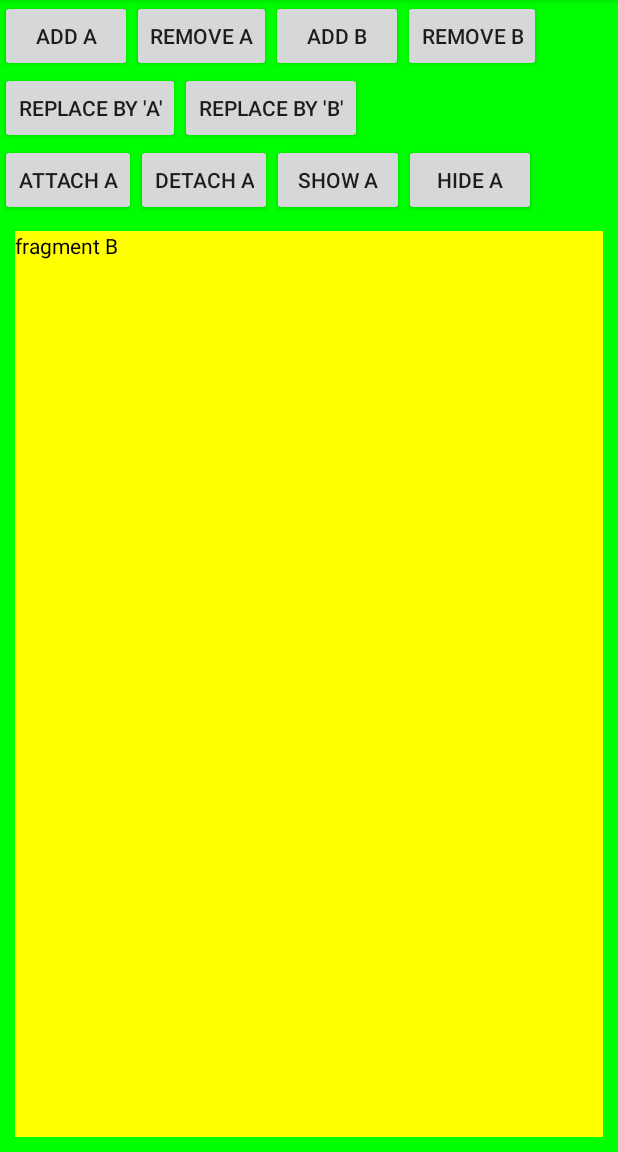
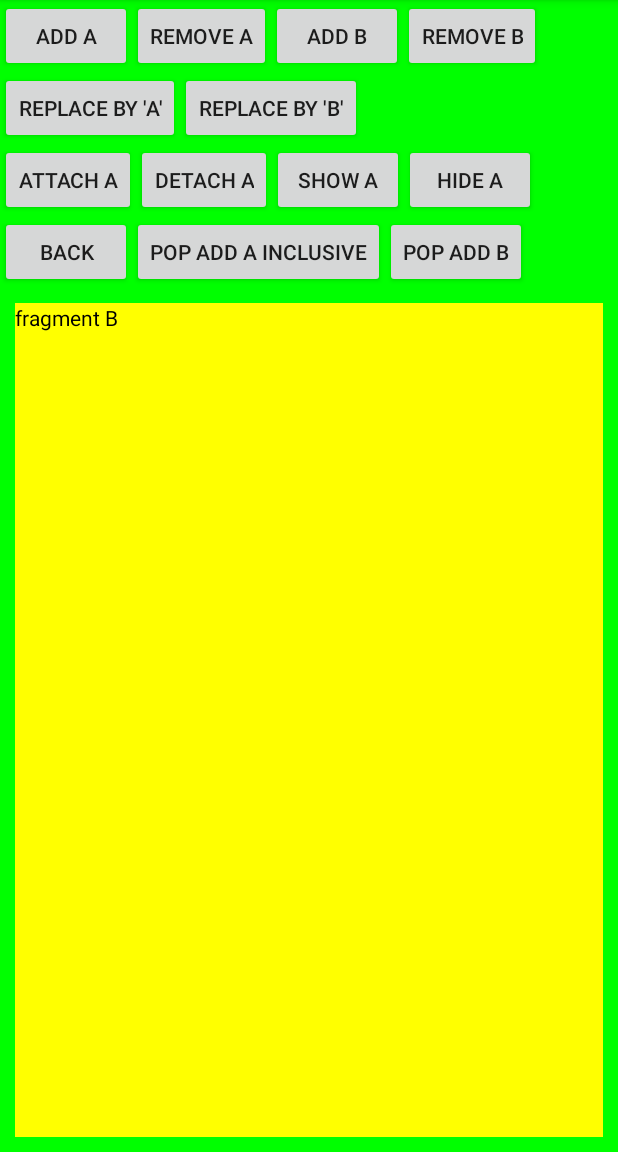
Before and after one commit to phlpmwa/fragments, an Android app: the fragment FragmentA placed in its activity, after a tap on "ADD B", on a phone screen of 412 x 824 dp, the part 84-1236 px from its top. Run offline under Robolectric (Android 15) with nearby library versions, the phone set to English and light mode, and no system bars.

Commit message:
fragment back press

```diff
--- a/app/src/main/java/com/example/fragments/FragmentA.java
+++ b/app/src/main/java/com/example/fragments/FragmentA.java
@@ -15,65 +15,10 @@ import androidx.fragment.app.Fragment;
 
 public class FragmentA extends Fragment {
     private  static final String TAG= FragmentA.class.getSimpleName();
-    @Override
-    public void onAttach(Context context) {
-        super.onAttach(context);
-        Log.i(TAG,"inside onAttach ");
-    }
-
-    @Override
-    public void onCreate(@Nullable Bundle savedInstanceState) {
-        super.onCreate(savedInstanceState);
-        Log.i(TAG,"inside onCreate ");
-    }
-
     @Nullable
     @Override
     public View onCreateView(@NonNull LayoutInflater inflater, @Nullable ViewGroup container, @Nullable Bundle savedInstanceState) {
         View view=inflater .inflate(R.layout.fragment_a, container, false);
-        Log.i(TAG,"inside onCreateView ");
         return view;
     }
-
-    @Override
-    public void onActivityCreated(@Nullable Bundle savedInstanceState) {
-        super.onActivityCreated(savedInstanceState);
-        Log.i(TAG,"inside onActivityCreated ");
-    }
-
-    @Override
-    public void onStart() {
-        super.onStart();
-        Log.i(TAG,"inside onStart ");
-    }
-
-    @Override
-    public void onResume() {
-        super.onResume();
-        Log.i(TAG,"inside onResume ");
-    }
-
-    @Override
-    public void onPause() {
-        super.onPause();
-        Log.i(TAG,"inside onPause ");
-    }
-
-    @Override
-    public void onStop() {
-        super.onStop();
-        Log.i(TAG,"inside onStop ");
-    }
-
-    @Override
-    public void onDestroyView() {
-        super.onDestroyView();
-        Log.i(TAG,"inside onDestroyView ");
-    }
-
-    @Override
-    public void onDestroy() {
-        super.onDestroy();
-        Log.i(TAG,"inside onDestroy ");
-    }
 }
--- a/app/src/main/java/com/example/fragments/FragmentB.java
+++ b/app/src/main/java/com/example/fragments/FragmentB.java
@@ -13,72 +13,14 @@ import androidx.annotation.Nullable;
 import androidx.fragment.app.Fragment;
 
 public class FragmentB extends Fragment {
-    private  static final String TAG= FragmentB.class.getSimpleName();
-    @Override
-    public void onAttach(Context context) {
-        super.onAttach(context);
-        Log.e(TAG,"inside onAttach ");
-    }
-
-    @Override
-    public void onCreate(@Nullable Bundle savedInstanceState) {
-        super.onCreate(savedInstanceState);
-        Log.e(TAG,"inside onCreate ");
-    }
+    private static final String TAG = FragmentB.class.getSimpleName();
 
     @Nullable
     @Override
     public View onCreateView(@NonNull LayoutInflater inflater, @Nullable ViewGroup container, @Nullable Bundle savedInstanceState) {
-        View view=inflater .inflate(R.layout.fragment_b, container, false);
-        Log.e(TAG,"inside onCreateView ");
+        View view = inflater.inflate(R.layout.fragment_b, container, false);
+        Log.e(TAG, "inside onCreateView ");
         return view;
     }
 
-    @Override
-    public void onActivityCreated(@Nullable Bundle savedInstanceState) {
-        super.onActivityCreated(savedInstanceState);
-        Log.e(TAG,"inside onActivityCreated ");
-    }
-
-    @Override
-    public void onStart() {
-        super.onStart();
-        Log.e(TAG,"inside onStart ");
-    }
-
-    @Override
-    public void onResume() {
-        super.onResume();
-        Log.e(TAG,"inside onResume ");
-    }
-
-    @Override
-    public void onPause() {
-        super.onPause();
-        Log.e(TAG,"inside onPause ");
-    }
-
-    @Override
-    public void onStop() {
-        super.onStop();
-        Log.e(TAG,"inside onStop ");
-    }
-
-    @Override
-    public void onDestroyView() {
-        super.onDestroyView();
-        Log.e(TAG,"inside onDestroyView ");
-    }
-
-    @Override
-    public void onDestroy() {
-        super.onDestroy();
-        Log.e(TAG,"inside onDestroy");
-    }
-
-    @Override
-    public void onDetach() {
-        super.onDetach();
-        Log.e(TAG,"inside onDetach ");
-    }
 }
--- a/app/src/main/java/com/example/fragments/MainActivity.java
+++ b/app/src/main/java/com/example/fragments/MainActivity.java
@@ -7,45 +7,16 @@ import androidx.appcompat.app.AppCompatActivity;
 import androidx.fragment.app.FragmentManager;
 import androidx.fragment.app.FragmentTransaction;
 
-public class MainActivity extends AppCompatActivity {
+public class MainActivity extends AppCompatActivity implements FragmentManager.OnBackStackChangedListener {
  public static final String TAG=MainActivity.class.getSimpleName();
-    FragmentManager manager=getSupportFragmentManager();
+    FragmentManager manager;
+
     @Override
     protected void onCreate(Bundle savedInstanceState) {
         super.onCreate(savedInstanceState);
         setContentView(R.layout.activity_main);
-        Log.e(TAG, "onCreate");
-
-    }
-
-    @Override
-    protected void onStart() {
-        super.onStart();
-        Log.e(TAG, "onStart()");
-    }
-
-    @Override
-    protected void onResume() {
-        super.onResume();
-        Log.e(TAG, "onResume()");
-    }
-
-    @Override
-    protected void onPause() {
-        super.onPause();
-        Log.e(TAG, "onPause()");
-    }
-
-    @Override
-    protected void onStop() {
-        super.onStop();
-        Log.e(TAG, "onStop()");
-    }
-
-    @Override
-    protected void onDestroy() {
-        super.onDestroy();
-        Log.e(TAG, "onDestroy()");
+        manager=getSupportFragmentManager();
+        manager.addOnBackStackChangedListener(this);
     }
 
     public void removeFragmentB(View view) {
@@ -54,6 +25,7 @@ public class MainActivity extends AppCompatActivity {
         if(fragmentB!=null)
         {
             transaction.remove(fragmentB);
+            transaction.addToBackStack("ReplaceFragB");
             transaction.commit();
         }
         else {
@@ -66,6 +38,7 @@ public class MainActivity extends AppCompatActivity {
 
         FragmentTransaction transaction=manager.beginTransaction();
         transaction.add(R.id.container, fragmentB, "fragB");
+        transaction.addToBackStack("AddFragB");
         transaction.commit();
     }
 
@@ -76,6 +49,7 @@ public class MainActivity extends AppCompatActivity {
         if(fragmentA!=null)
         {
             transaction.remove(fragmentA);
+            transaction.addToBackStack("RemoveFragB");
             transaction.commit();
         }
         else {
@@ -88,6 +62,7 @@ public class MainActivity extends AppCompatActivity {
         FragmentA fragmentA= new FragmentA();
         FragmentTransaction transaction=manager.beginTransaction();
             transaction.add(R.id.container, fragmentA, "fragA");
+        transaction.addToBackStack("AddFragA");
             transaction.commit();
 
     }
@@ -96,6 +71,7 @@ public class MainActivity extends AppCompatActivity {
         FragmentA fragmentA=new FragmentA();
         FragmentTransaction transaction=manager.beginTransaction();
         transaction.replace(R.id.container, fragmentA,"fragA");
+        transaction.addToBackStack("ReplaceFragA");
         transaction.commit();
     }
 
@@ -103,6 +79,7 @@ public class MainActivity extends AppCompatActivity {
         FragmentB fragmentB=new FragmentB();
         FragmentTransaction transaction=manager.beginTransaction();
         transaction.replace(R.id.container, fragmentB,"fragB");
+        transaction.addToBackStack("ReplaceFragB");
         transaction.commit();
 
     }
@@ -113,6 +90,7 @@ public class MainActivity extends AppCompatActivity {
         if(fragmentA!=null)
         {
             transaction.hide(fragmentA);
+            transaction.addToBackStack("HideFragA");
             transaction.commit();
         }
 
@@ -128,6 +106,7 @@ public class MainActivity extends AppCompatActivity {
         if(fragmentA!=null)
         {
             transaction.show(fragmentA);
+            transaction.addToBackStack("ShowFragA");
             transaction.commit();
         }
 
@@ -143,6 +122,7 @@ public class MainActivity extends AppCompatActivity {
         if(fragmentA!=null)
         {
             transaction.detach(fragmentA);
+            transaction.addToBackStack("DetachFragA");
             transaction.commit();
         }
 
@@ -159,6 +139,7 @@ public class MainActivity extends AppCompatActivity {
         if(fragmentA!=null)
         {
             transaction.attach(fragmentA);
+            transaction.addToBackStack("AttachFragA");
             transaction.commit();
         }
 
@@ -167,4 +148,42 @@ public class MainActivity extends AppCompatActivity {
             Toast.makeText(this, "Fragment A not found", Toast.LENGTH_LONG).show();
         }
     }
+
+    public void dummyBackButtonClick(View view) {
+        manager.popBackStack();
+    }
+
+    public void pop_AddFragA_Inclusive_transaction(View view) {
+        manager.popBackStack("AddFragA",FragmentManager.POP_BACK_STACK_INCLUSIVE);
+    }
+
+    public void pop_AddFragB_transaction(View view) {
+        manager.popBackStack("AddFragB",0);
+    }
+
+    @Override
+    public void onBackStackChanged() {
+        int length=manager.getBackStackEntryCount();
+        StringBuilder msg= new StringBuilder();
+        for(int i=length-1; i>=10;i--)
+        {
+            msg.append("Index").append(i).append(":");
+            msg.append(manager.getBackStackEntryAt(i).getName());
+            msg.append("\n");
+
+        }
+        Log.i(TAG, "\n"+msg.toString()+"\n");
+
+    }
+
+    @Override
+    public void onBackPressed() {
+        if(manager.getBackStackEntryCount()>0)
+        {
+            manager.popBackStack();
+        }
+        else {
+            super.onBackPressed();
+        }
+    }
 }
--- a/app/src/main/res/layout/activity_main.xml
+++ b/app/src/main/res/layout/activity_main.xml
@@ -83,6 +83,29 @@
             android:onClick="hideFragmentA"
             />
     </LinearLayout>
+    <androidx.appcompat.widget.LinearLayoutCompat
+        android:layout_width="wrap_content"
+        android:layout_height="wrap_content"
+        android:orientation="horizontal"
+        >
+<androidx.appcompat.widget.AppCompatButton
+    android:layout_width="wrap_content"
+    android:layout_height="wrap_content"
+    android:text="back"
+    android:onClick="dummyBackButtonClick"
+    />
+        <androidx.appcompat.widget.AppCompatButton
+            android:layout_width="wrap_content"
+            android:layout_height="wrap_content"
+            android:text="Pop add a inclusive"
+            android:onClick="pop_AddFragA_Inclusive_transaction"/>
+        <androidx.appcompat.widget.AppCompatButton
+            android:layout_width="wrap_content"
+            android:layout_height="wrap_content"
+            android:text="pop add b"
+            android:onClick="pop_AddFragB_transaction"/>
+
+    </androidx.appcompat.widget.LinearLayoutCompat>
     <FrameLayout
         android:layout_width="match_parent"
         android:layout_height="match_parent"
```
